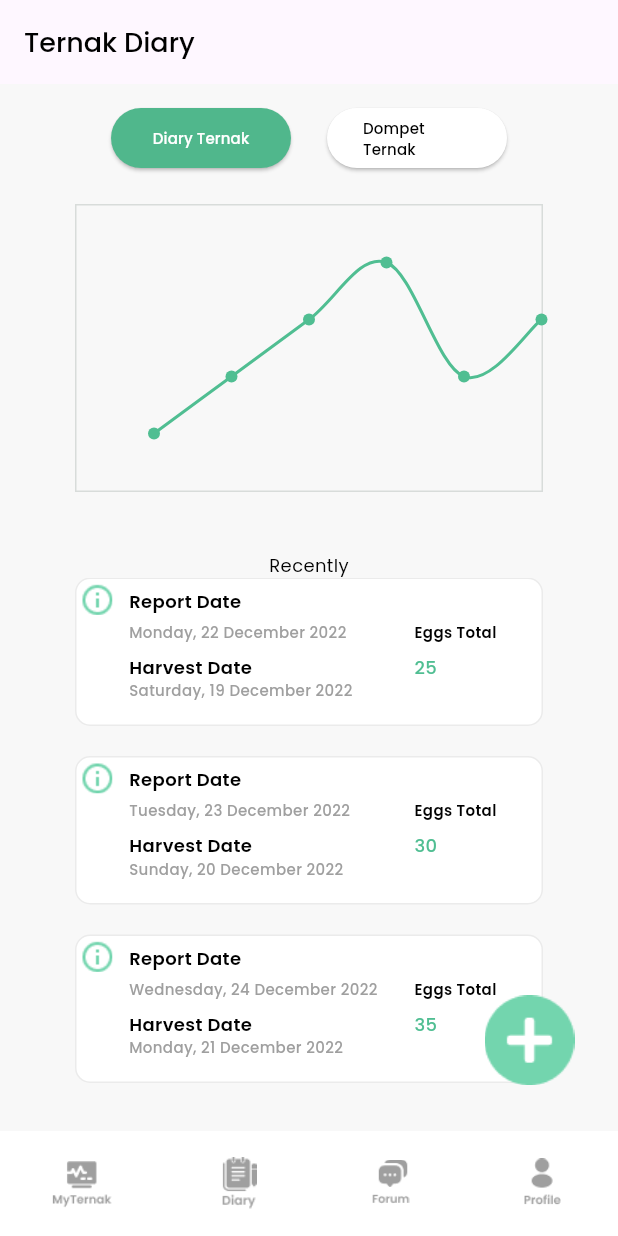
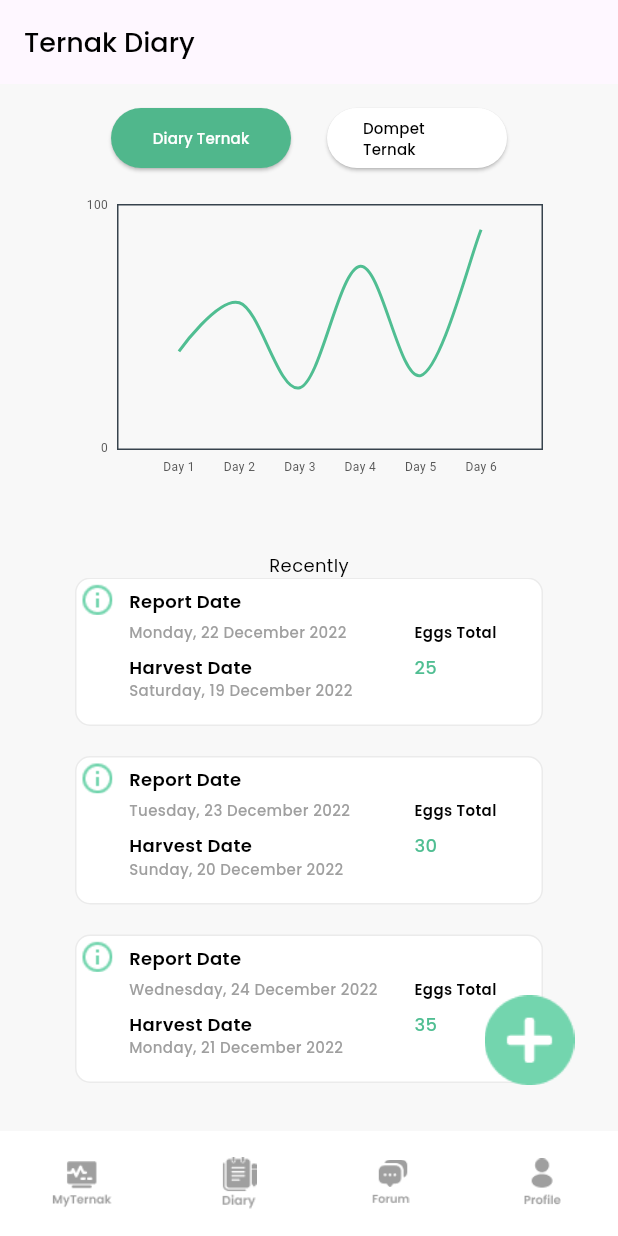
Before and after one commit to munzirgans/ikiTernakFE, a Flutter app: the Dashboard widget shown alone on an empty page, opened directly, item 2 of the bottom bar chosen, on a phone screen of 412 x 824 dp. Run offline on Flutter 3.47's test engine with Material 3 defaults, Android fonts, the phone set to English and light mode, and no system bars; drawn by our look-alikes of fl_chart; our stand-ins replace flutter_dotenv, google_fonts, google_sign_in; missing offline and left inert: flutter_facebook_auth; network calls fail.

Commit message:
Anggiat push

```diff
--- a/lib/Screen/Homepage/dashboard_screen.dart
+++ b/lib/Screen/Homepage/dashboard_screen.dart
@@ -117,8 +117,9 @@ class _DashboardState extends State<Dashboard> {
             child: buildWater(context),
           ),
           Positioned(
-            top: 470,
+            top: 500,
             left: 25,
+            right: 45,
             child: buildGrafik(context),
           ),
           Positioned(
@@ -554,51 +555,91 @@ class _DashboardState extends State<Dashboard> {
     return Column(
       children: [
         SizedBox(
-          width: 339,
+          width: 390,
           height: 192,
           child: LineChart(
             LineChartData(
-              gridData: const FlGridData(show: false),
-              titlesData: const FlTitlesData(show: false),
+              gridData: FlGridData(show: false),
+              titlesData: FlTitlesData(
+                show: true,
+                bottomTitles: SideTitles(
+                  showTitles: true,
+                  reservedSize: 22,
+                  getTextStyles: (value, interval) {
+                    return const TextStyle(
+                      color: Color(0xFF575757),
+                      fontWeight: FontWeight.w400,
+                      fontSize: 8,
+                    );
+                  },
+                  getTitles: (value) {
+                    switch (value.toInt()) {
+                      case 1:
+                        return 'Day 1';
+                      case 2:
+                        return 'Day 2';
+                      case 3:
+                        return 'Day 3';
+                      case 4:
+                        return 'Day 4';
+                      case 5:
+                        return 'Day 5';
+                      case 6:
+                        return 'Day 6';
+                      default:
+                        return '';
+                    }
+                  },
+                ),
+                leftTitles: SideTitles(
+                  showTitles: true,
+                  reservedSize: 22,
+                  getTextStyles: (value, interval) {
+                    return const TextStyle(
+                      color: Color(0xFF575757),
+                      fontWeight: FontWeight.w400,
+                      fontSize: 8,
+                    );
+                  },
+                  getTitles: (value) {
+                    switch (value.toInt()) {
+                      case 0:
+                        return '0';
+                      case 25:
+                        return '25';
+                      case 50:
+                        return '50';
+                      case 75:
+                        return '75';
+                      case 100:
+                        return '100';
+                      default:
+                        return '';
+                    }
+                  },
+                ),
+              ),
               borderData: FlBorderData(
                 show: true,
-                border: const Border(
-                  bottom: BorderSide(
-                    color: Color(0xFFD8DCDA),
-                    width: 1,
-                  ),
-                  left: BorderSide(
-                    color: Color(0xFFD8DCDA),
-                    width: 1,
-                  ),
-                  right: BorderSide(
-                    color: Color(0xFFD8DCDA),
-                    width: 1,
-                  ),
-                  top: BorderSide(
-                    color: Color(0xFFD8DCDA),
-                    width: 1,
-                  ),
-                ),
+                border: Border.all(color: const Color(0xFF37434d), width: 1),
               ),
               minX: 0,
-              maxX: 6,
+              maxX: 7,
               minY: 0,
               maxY: 100,
               lineBarsData: [
                 LineChartBarData(
                   spots: [
-                    const FlSpot(1, 20),
-                    const FlSpot(2, 40),
-                    const FlSpot(3, 60),
-                    const FlSpot(4, 80),
-                    const FlSpot(5, 40),
-                    const FlSpot(6, 60),
+                    FlSpot(1, 40),
+                    FlSpot(2, 60),
+                    FlSpot(3, 25),
+                    FlSpot(4, 75),
+                    FlSpot(5, 30),
+                    FlSpot(6, 90),
                   ],
                   isCurved: true,
-                  color: const Color(0xFF50BE92),
-                  barWidth: 2,
-                  isStrokeCapRound: true,
+                  colors: [const Color(0xFF50BE92)],
+                  dotData: FlDotData(show: false),
                   belowBarData: BarAreaData(show: false),
                 ),
               ],
--- a/lib/Screen/TernakDiary/diaryTernak.dart
+++ b/lib/Screen/TernakDiary/diaryTernak.dart
@@ -171,30 +171,87 @@ class _DiaryTernakState extends State<DiaryTernak> {
           height: 192,
           child: LineChart(
             LineChartData(
-              gridData: const FlGridData(show: false),
-              titlesData: const FlTitlesData(show: false),
+              gridData: FlGridData(show: false),
+              titlesData: FlTitlesData(
+                show: true,
+                bottomTitles: SideTitles(
+                  showTitles: true,
+                  reservedSize: 22,
+                  getTextStyles: (value, interval) {
+                    return const TextStyle(
+                      color: Color(0xFF575757),
+                      fontWeight: FontWeight.w400,
+                      fontSize: 8,
+                    );
+                  },
+                  getTitles: (value) {
+                    switch (value.toInt()) {
+                      case 1:
+                        return 'Day 1';
+                      case 2:
+                        return 'Day 2';
+                      case 3:
+                        return 'Day 3';
+                      case 4:
+                        return 'Day 4';
+                      case 5:
+                        return 'Day 5';
+                      case 6:
+                        return 'Day 6';
+                      default:
+                        return '';
+                    }
+                  },
+                ),
+                leftTitles: SideTitles(
+                  showTitles: true,
+                  reservedSize: 22,
+                  getTextStyles: (value, interval) {
+                    return const TextStyle(
+                      color: Color(0xFF575757),
+                      fontWeight: FontWeight.w400,
+                      fontSize: 8,
+                    );
+                  },
+                  getTitles: (value) {
+                    switch (value.toInt()) {
+                      case 0:
+                        return '0';
+                      case 25:
+                        return '25';
+                      case 50:
+                        return '50';
+                      case 75:
+                        return '75';
+                      case 100:
+                        return '100';
+                      default:
+                        return '';
+                    }
+                  },
+                ),
+              ),
               borderData: FlBorderData(
                 show: true,
-                border: Border.all(color: const Color(0xFFD8DCDA), width: 1),
+                border: Border.all(color: const Color(0xFF37434d), width: 1),
               ),
               minX: 0,
-              maxX: 6,
+              maxX: 7,
               minY: 0,
               maxY: 100,
               lineBarsData: [
                 LineChartBarData(
-                  spots: const [
-                    FlSpot(1, 20),
-                    FlSpot(2, 40),
-                    FlSpot(3, 60),
-                    FlSpot(4, 80),
-                    FlSpot(5, 40),
-                    FlSpot(6, 60),
+                  spots: [
+                    FlSpot(1, 40),
+                    FlSpot(2, 60),
+                    FlSpot(3, 25),
+                    FlSpot(4, 75),
+                    FlSpot(5, 30),
+                    FlSpot(6, 90),
                   ],
                   isCurved: true,
-                  color: const Color(0xFF50BE92),
-                  barWidth: 2,
-                  isStrokeCapRound: true,
+                  colors: [const Color(0xFF50BE92)],
+                  dotData: FlDotData(show: false),
                   belowBarData: BarAreaData(show: false),
                 ),
               ],
```
Also changed, not shown: lib/Screen/DompetTernak/dompertTernak.dart (+222 -143 lines).
